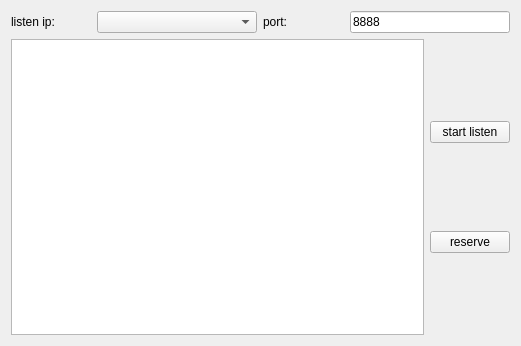
Old version of the form TcpSever/tcpsever.ui in the repository yunke120/File-transfer-assistant.
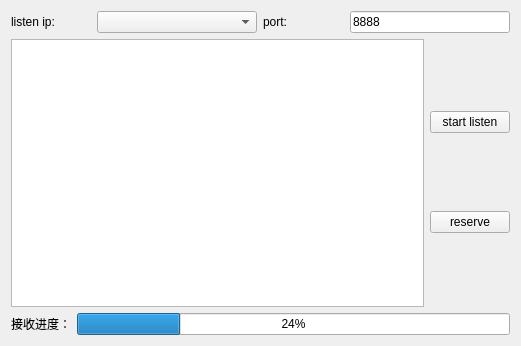
New version of the form.

Diff of the .ui file:
```diff
--- a/TcpSever/tcpsever.ui
+++ b/TcpSever/tcpsever.ui
@@ -69,6 +69,24 @@
        </item>
       </layout>
      </item>
+     <item>
+      <layout class="QHBoxLayout" name="horizontalLayout_3">
+       <item>
+        <widget class="QLabel" name="label_3">
+         <property name="text">
+          <string>接收进度：</string>
+         </property>
+        </widget>
+       </item>
+       <item>
+        <widget class="QProgressBar" name="progressBar">
+         <property name="value">
+          <number>24</number>
+         </property>
+        </widget>
+       </item>
+      </layout>
+     </item>
     </layout>
    </item>
   </layout>
```
